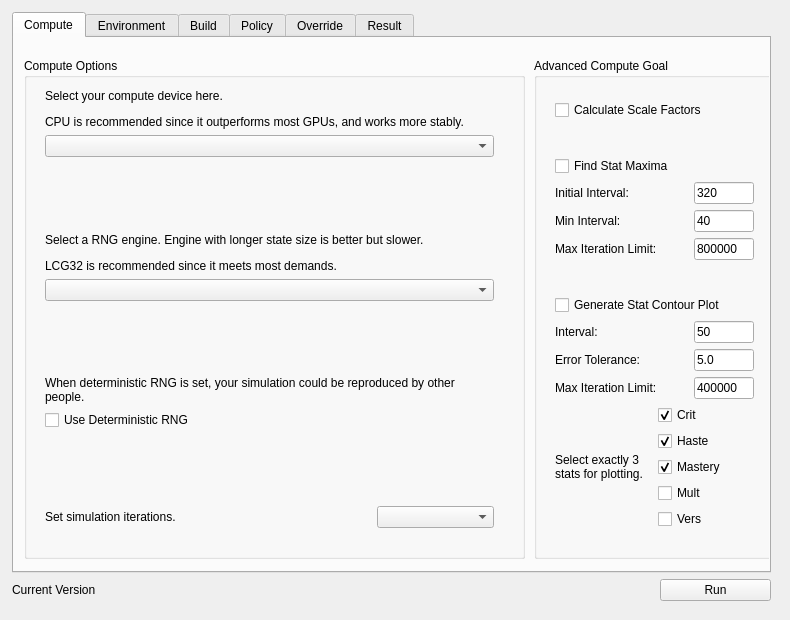
First picture: the form in gic.ui, repository AeanSR/irecore, before the edit.
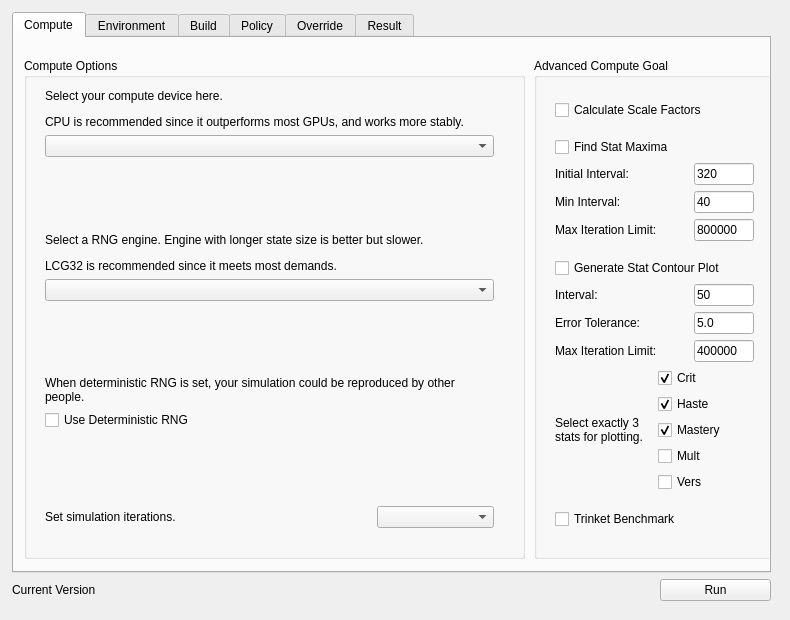
Second picture: the form after the edit.

Commit message: Trinket benchmark.

What changed in the file:
```diff
--- a/gic.ui
+++ b/gic.ui
@@ -406,6 +406,26 @@
              </item>
             </layout>
            </item>
+           <item>
+            <spacer name="verticalSpacer_7">
+             <property name="orientation">
+              <enum>Qt::Vertical</enum>
+             </property>
+             <property name="sizeHint" stdset="0">
+              <size>
+               <width>20</width>
+               <height>13</height>
+              </size>
+             </property>
+            </spacer>
+           </item>
+           <item>
+            <widget class="QCheckBox" name="checkTrinketBenchmark">
+             <property name="text">
+              <string>Trinket Benchmark</string>
+             </property>
+            </widget>
+           </item>
           </layout>
          </widget>
         </widget>
```
The commit also changes 6 other files.
